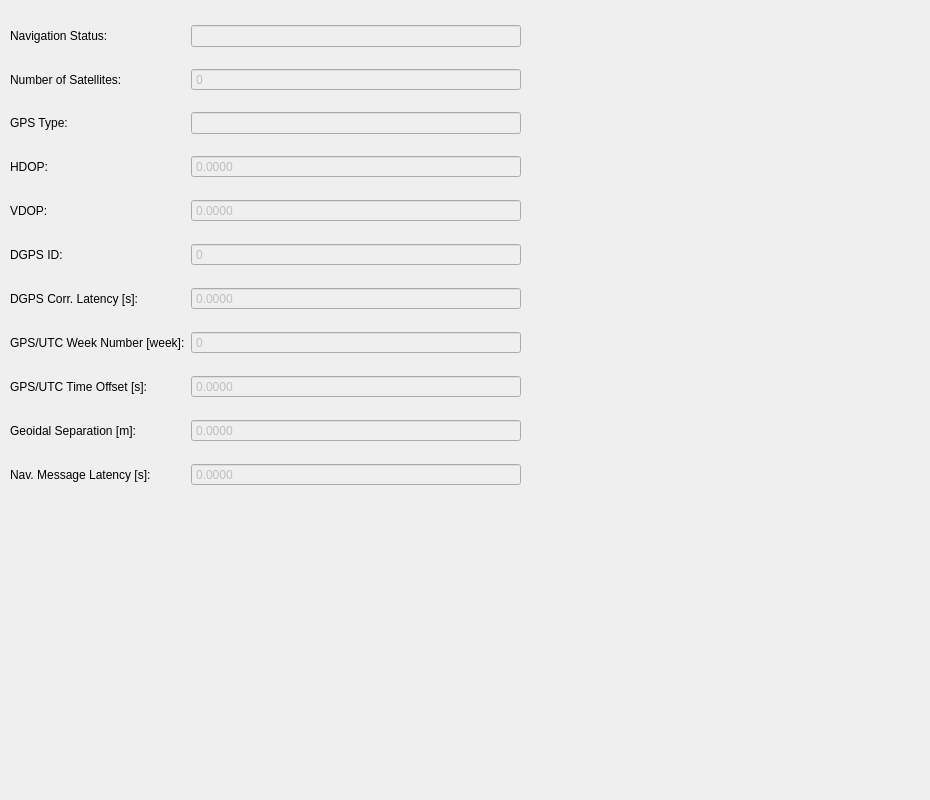
Above: src/lib/visualization/SecondaryGPSStatusTab.ui from jmaye/libposlv before the change. Below: the same form after it.
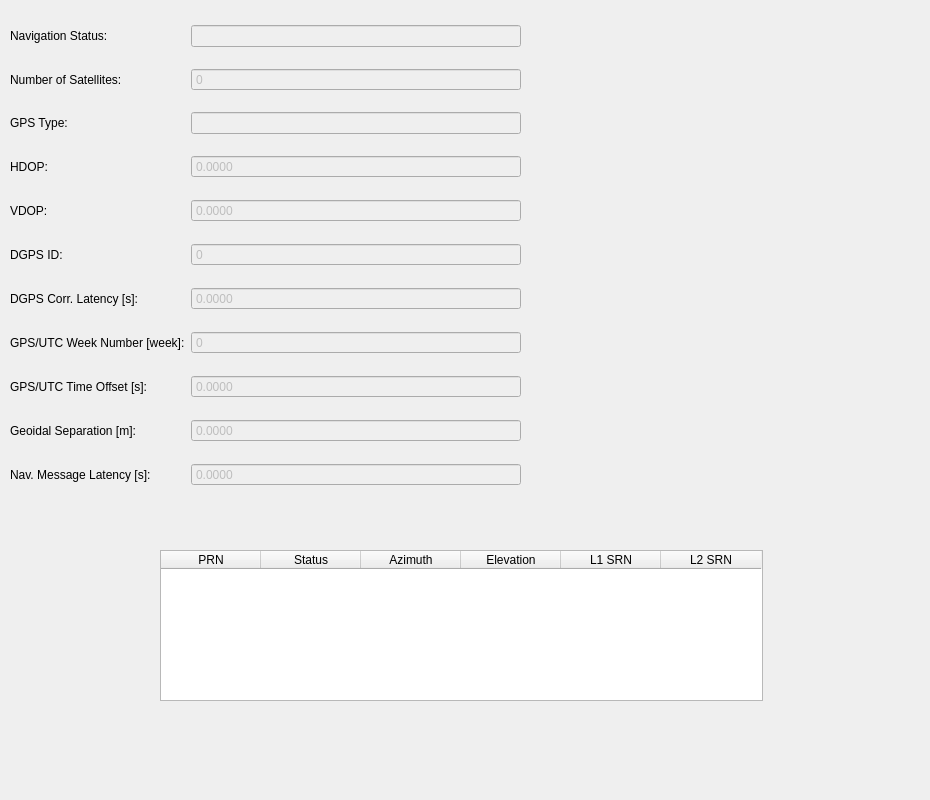
That is the form after the change.

```diff
--- a/src/lib/visualization/SecondaryGPSStatusTab.ui
+++ b/src/lib/visualization/SecondaryGPSStatusTab.ui
@@ -299,6 +299,46 @@
     </item>
    </layout>
   </widget>
+  <widget class="QTableWidget" name="channelsTable">
+   <property name="geometry">
+    <rect>
+     <x>160</x>
+     <y>550</y>
+     <width>603</width>
+     <height>151</height>
+    </rect>
+   </property>
+   <column>
+    <property name="text">
+     <string>PRN</string>
+    </property>
+   </column>
+   <column>
+    <property name="text">
+     <string>Status</string>
+    </property>
+   </column>
+   <column>
+    <property name="text">
+     <string>Azimuth</string>
+    </property>
+   </column>
+   <column>
+    <property name="text">
+     <string>Elevation</string>
+    </property>
+   </column>
+   <column>
+    <property name="text">
+     <string>L1 SRN</string>
+    </property>
+   </column>
+   <column>
+    <property name="text">
+     <string>L2 SRN</string>
+    </property>
+   </column>
+  </widget>
  </widget>
  <resources/>
  <connections/>
```
